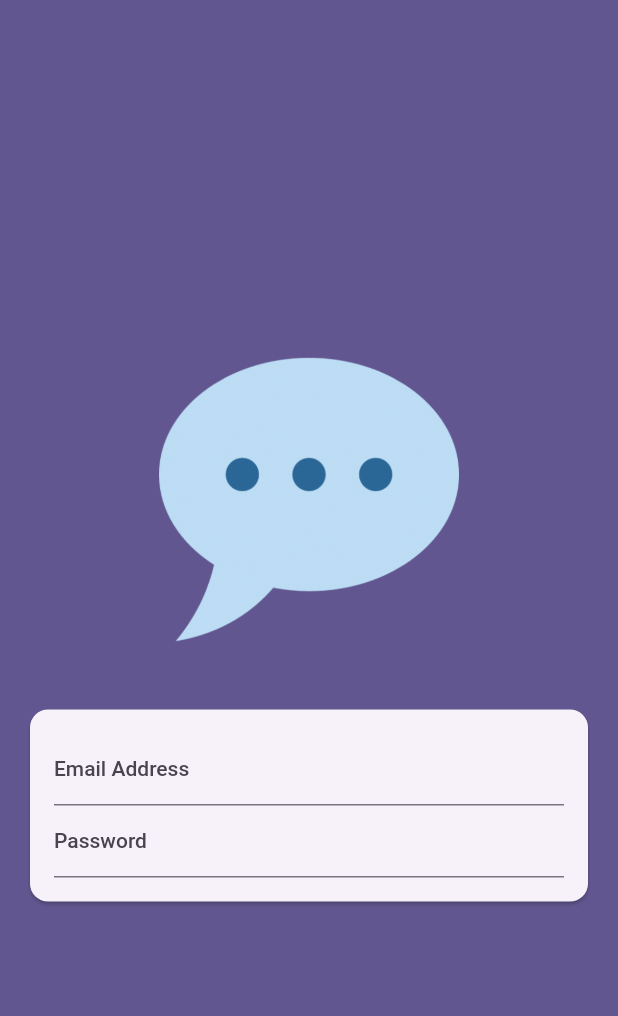
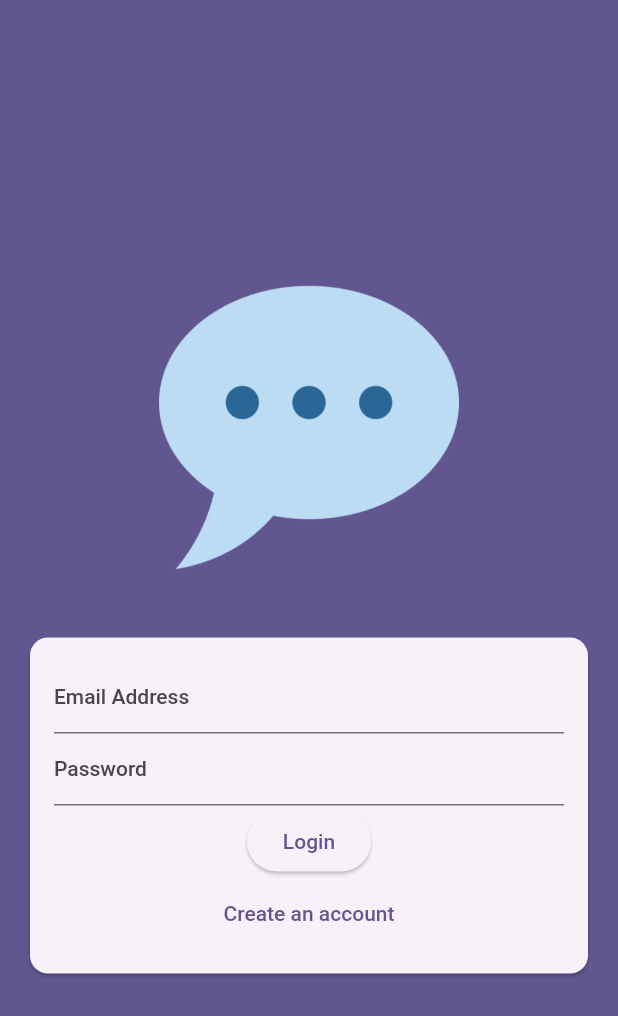
Before and after one commit to koorzenb/chat-app, a Flutter app: the screen it shows after launch, on a phone screen of 412 x 824 dp. Shown: the top 1016 px of the screen. Run offline on Flutter 3.47's test engine with Material 2 defaults, Android fonts, the phone set to English and light mode, and no system bars.

Commit message:
Adding Buttons & Modes to th Authentication Screen

```diff
--- a/lib/screens/auth_screen.dart
+++ b/lib/screens/auth_screen.dart
@@ -8,6 +8,7 @@ class AuthScreen extends StatefulWidget {
 }
 
 class _AuthScreenState extends State<AuthScreen> {
+  var _isLogin = true;
   @override
   Widget build(BuildContext context) {
     return Scaffold(
@@ -45,7 +46,18 @@ class _AuthScreenState extends State<AuthScreen> {
                       TextFormField(
                         decoration: const InputDecoration(labelText: 'Password'),
                         obscureText: true,
-                      )
+                      ),
+                      ElevatedButton(
+                        onPressed: () => setState(() => _isLogin = !_isLogin),
+                        // style: ElevatedButton.styleFrom(
+                        //   backgroundColor: Theme.of(context).colorScheme.primaryContainer,
+                        // ),
+                        child: Text(_isLogin ? 'Login' : 'Signup'),
+                      ),
+                      TextButton(
+                        onPressed: () {},
+                        child: Text(_isLogin ? 'Create an account' : 'I already have an account'),
+                      ),
                     ],
                   )),
                 ),
```
